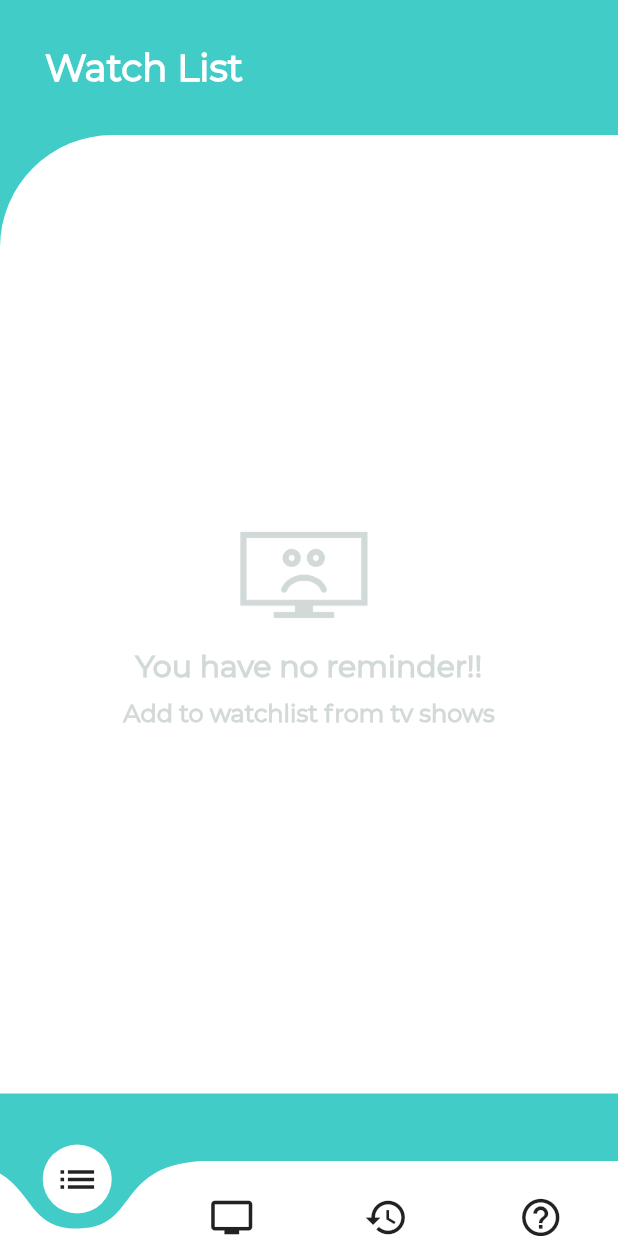
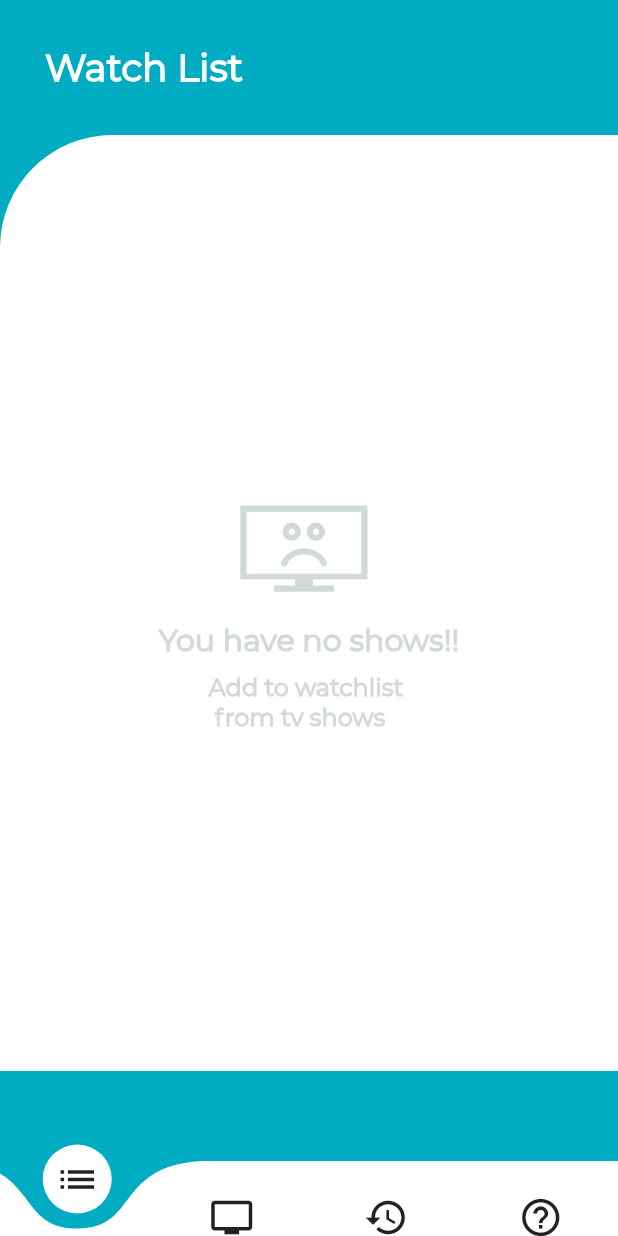
Before and after one commit to Lojini/TVShowReminder, a Flutter app: the screen it shows after launch, on a phone screen of 412 x 824 dp. Run offline on Flutter 3.47's test engine with Material 2 defaults, Android fonts, the phone set to English and light mode, and no system bars; drawn by our look-alikes of curved_navigation_bar; our stand-ins replace cloud_firestore, flutter_local_notifications, flutter_swiper, smooth_star_rating; accounts and stored records are empty; project files that could hold a hidden picture were left out.

Commit message:
fixed minor issues and completed

```diff
--- a/lib/main.dart
+++ b/lib/main.dart
@@ -12,8 +12,22 @@ class MyApp extends StatelessWidget {
       debugShowCheckedModeBanner: false,
       title: 'Flutter Demo',
       theme:ThemeData(
+        textTheme: TextTheme(
+          title: TextStyle(
+            color: Colors.black,
+              fontFamily: 'Montserrat'
+          ),
+          body1: TextStyle(
+              color: Colors.black,
+              fontFamily: 'Montserrat'
+          ),
+          subtitle: TextStyle(
+            color: Colors.grey,
+              fontFamily: 'Montserrat'
+          )
+        ),
         accentColor: Color(0xFF6cc3c1),
-        primaryColor: Color(0xFF42CCC8)
+        primaryColor: Color(0xFF00ACC1)
       ),
       home: Splash(),
       routes: <String, WidgetBuilder>{
@@ -25,25 +39,36 @@ class MyApp extends StatelessWidget {
 
 //to reuse the curved theme to all screens
 class PageTheme{
-  pageTheme(String text,BuildContext context,Widget widget){
+  pageTheme(String text,BuildContext context,bool isDetailPage,Widget widget){
     return new Container(
-        color:  Color(0xFF42CCC8),
+        color:  Color(0xFF00ACC1),
         child:ListView(
             children:[
               Padding(
-                padding: EdgeInsets.all(30),
-                child: Text(
-                  text,
-                  style: TextStyle(
-                      fontFamily: 'Montserrat',
-                      color: Colors.white,
+                padding: EdgeInsets.only(top: 30,bottom: 30),
+                child: Row(
+                  children:[
+                    isDetailPage==true?IconButton(
+                      icon: new Icon(Icons.arrow_back,color:Colors.white ,size: 30,),
+                      onPressed: (){
+                        Navigator.pop(context);
+                      },
+                    ):SizedBox(width: 30,),
+                   Flexible(
+                     child:Text(
+                     text, textAlign:TextAlign.center,
+                     style: TextStyle(
+                     color: Colors.white,
                       fontWeight: FontWeight.bold,
                       fontSize: 25
                   ),
                 ),
+                   ),
+                ],
+              ),
               ),
               Container(
-                  height: MediaQuery.of(context).size.height - 185.0,
+                  height: MediaQuery.of(context).size.height - 200.0,
                   decoration: BoxDecoration(
                     color: Colors.white,
                     borderRadius: BorderRadius.only(topLeft: Radius.circular(75.0)),
--- a/lib/models/reminder.dart
+++ b/lib/models/reminder.dart
@@ -3,18 +3,19 @@ import 'package:cloud_firestore/cloud_firestore.dart';
 class Reminder{
   String showName;
   String imageUrl;
-  DateTime showDateTime;
+  String watchlistId;
+  Timestamp showDateTime;
   String reminderStart;
   DocumentReference reference;
 
-  Reminder({this.showName,this.imageUrl,this.showDateTime,this.reminderStart});
+  Reminder({this.showName,this.imageUrl,this.watchlistId,this.showDateTime,this.reminderStart});
 
   Reminder.fromMap(Map<String,dynamic> map,{this.reference}):
       assert(map['name']!=null),
-      assert(map['date']!=null),
-      assert(map['time']!=null),
+      assert(map['showDateTime']!=null),
       assert(map['start']!=null),
       showName = map['name'],
+      watchlistId=map['watchlistId'],
       imageUrl = map['url'],
       showDateTime = map['showDateTime'],
       reminderStart = map['start'];
@@ -26,6 +27,7 @@ class Reminder{
   toJson(){
     return {
       'name':showName,
+      'watchlistId':watchlistId,
       'url' :imageUrl,
       'showDateTime':showDateTime,
       'start':reminderStart};
--- a/lib/models/watchList.dart
+++ b/lib/models/watchList.dart
@@ -5,6 +5,7 @@ class WatchList{
   String showName;
   String imageUrl;
   bool reminder;
+  DateTime showDateTime;
   DocumentReference reference;
 
   WatchList({this.showId,this.showName,this.imageUrl,this.reminder});
@@ -14,6 +15,7 @@ class WatchList{
         assert(map['showId']!=null),
         showId= map['showId'],
         showName=map['showName'],
+        showDateTime=map['showDateTime'],
         imageUrl=map['imageUrl'],
         reminder=map['reminder'];
 
@@ -23,6 +25,7 @@ class WatchList{
   toJson(){
     return {'showId':showId,
             'showName':showName,
+            'showDateTime':showDateTime,
             'imageUrl':imageUrl,
             'reminder':reminder
     };
--- a/lib/services/reminderApi.dart
+++ b/lib/services/reminderApi.dart
@@ -10,6 +10,7 @@ class ReminderAPI{
       Firestore.instance.runTransaction((Transaction transaction) async{
         await reference.add({
           "name":reminder.showName,
+          "watchlistId":reminder.watchlistId,
           "url" :reminder.imageUrl,
           "showDateTime":reminder.showDateTime,
           "start":reminder.reminderStart
--- a/lib/services/watchListApi.dart
+++ b/lib/services/watchListApi.dart
@@ -4,7 +4,7 @@ class WatchListAPI{
   static Stream<QuerySnapshot> watchlistStream = Firestore.instance.collection('watchlist').snapshots();
   static CollectionReference reference = Firestore.instance.collection('watchlist');
 
-  static addToWatchlist(int id,String showName,String url,String dateTime,String reminder){
+  static addToWatchlist(int id,String showName,String url,DateTime dateTime,String reminder){
     Firestore.instance.runTransaction((Transaction transaction) async{
       await reference.add({
         "showId":id,
--- a/lib/ui/bottomNavigator.dart
+++ b/lib/ui/bottomNavigator.dart
@@ -26,7 +26,7 @@ class _BottomNavigationBarState extends State<BottomNavigationBarPage> {
         bottomNavigationBar: CurvedNavigationBar(
           height: 50,
           color: Colors.white,
-          backgroundColor: Color(0xFF42CCC8),
+          backgroundColor: Color(0xFF00ACC1),
           items: <Widget>[
             Icon(Icons.list,size: 30,),
             Icon(Icons.tv,size: 30,),
--- a/lib/ui/splash.dart
+++ b/lib/ui/splash.dart
@@ -17,8 +17,8 @@ class _SplashState extends State<Splash>{
             decoration: BoxDecoration(
               gradient: new LinearGradient(
                 colors: [
-                  const Color(0xFF42CCC8),
-                  const Color(0xFF0d095c),
+                const Color(0xFF00ACC1),
+                const Color(0xFF80DEEA),
                 ],
                 begin: Alignment.centerRight,
                 end: new Alignment(-1.0, -1.0),
--- a/lib/ui/watchlist.dart
+++ b/lib/ui/watchlist.dart
@@ -1,16 +1,12 @@
-import 'dart:convert';
 import 'package:cloud_firestore/cloud_firestore.dart';
 import 'package:flutter/cupertino.dart';
 import 'package:flutter/material.dart';
-import 'package:flutter_local_notifications/flutter_local_notifications.dart';
 import 'package:flutter_swiper/flutter_swiper.dart';
-import 'package:intl/intl.dart';
 import 'package:tv_reminder/models/reminder.dart';
 import 'package:tv_reminder/services/watchListApi.dart';
 import 'package:tv_reminder/ui/showDetails.dart';
 import '../main.dart';
 import 'customReminderDialog.dart';
-import 'package:http/http.dart' as http;
 
 
 class WatchListPage extends StatefulWidget {
@@ -27,7 +23,7 @@ class _WatchListPageState extends State<WatchListPage> {
   @override
   Widget build(BuildContext context) {
     return Scaffold(
-        body: PageTheme().pageTheme('Watch List', context,
+        body: PageTheme().pageTheme('Watch List', context,null,
           StreamBuilder(
             stream: WatchListAPI.watchlistStream,
             builder: (BuildContext context,AsyncSnapshot<QuerySnapshot> snapshot){
@@ -43,7 +39,7 @@ class _WatchListPageState extends State<WatchListPage> {
                          return new Stack(
                         children: <Widget>[
                           Container(
-                            margin: EdgeInsets.only(top: 40, bottom: 30),
+                            margin: EdgeInsets.only(top: 50, bottom: 60),
                             decoration: BoxDecoration(
                               borderRadius: BorderRadius.circular(20),
                               image: DecorationImage(
@@ -62,10 +58,9 @@ class _WatchListPageState extends State<WatchListPage> {
                           ),
                           Positioned(
                               right: 7.0,
-                              top: 50,
-                                 child:list['reminder']==null?GestureDetector(
+                              top: 60,
+                                 child:list['reminder']==null||list['reminder']==false?GestureDetector(
                                    onTap: (){
-                                     dateTime =DateTime.parse(list['dateTime']);
                                      showDialog(
                                        context: context,
                                        builder: (context) =>
@@ -73,7 +68,7 @@ class _WatchListPageState extends State<WatchListPage> {
                                                documentId:list.documentID,
                                                reminder: Reminder(
                                                    showName: list['showName'],
-                                                   showDateTime:dateTime.toLocal(),
+                                                   showDateTime:list['dateTime'],
                                                    imageUrl: list['imageUrl'])
                                            ),
                                      );
@@ -117,16 +112,16 @@ class _WatchListPageState extends State<WatchListPage> {
           Image.asset('assets/sad_Tv.png',
             height: 100,
             width: 150,),
-          Text('You have no reminder!!',
+          Text('You have no shows!!',
             style: TextStyle(
                 fontWeight: FontWeight.bold,
                 fontSize: 20,
                 color: Color(0xFFd2d9d9),
                 fontFamily: 'Montserrat'
-            ),
+            )
           ),
           SizedBox(height: 10,),
-          Text('Add to watchlist from tv shows',
+          Text('Add to watchlist \n from tv shows',
             style: TextStyle(
                 fontWeight: FontWeight.bold,
                 fontSize: 16,
--- a/pubspec.yaml
+++ b/pubspec.yaml
@@ -19,6 +19,8 @@ environment:
 dependencies:
   cloud_firestore: ^0.13.0+1
   intl: ^0.16.1
+  smooth_star_rating: ^1.0.4+2
+  scheduled_notifications: ^1.0.0
   flutter_local_notifications: ^1.4.1
   curved_navigation_bar: ^0.3.2
   flutter_swiper: ^1.1.6
```
Also changed, not shown: lib/ui/customReminderDialog.dart (+20 -10 lines), lib/ui/help.dart (+5 -6 lines), lib/ui/notification.dart (+19 -22 lines), lib/ui/reminder.dart (+38 -33 lines), lib/ui/showDetails.dart (+39 -79 lines), lib/ui/tvshowlist.dart (+79 -24 lines), pubspec.lock, 3 other files.
